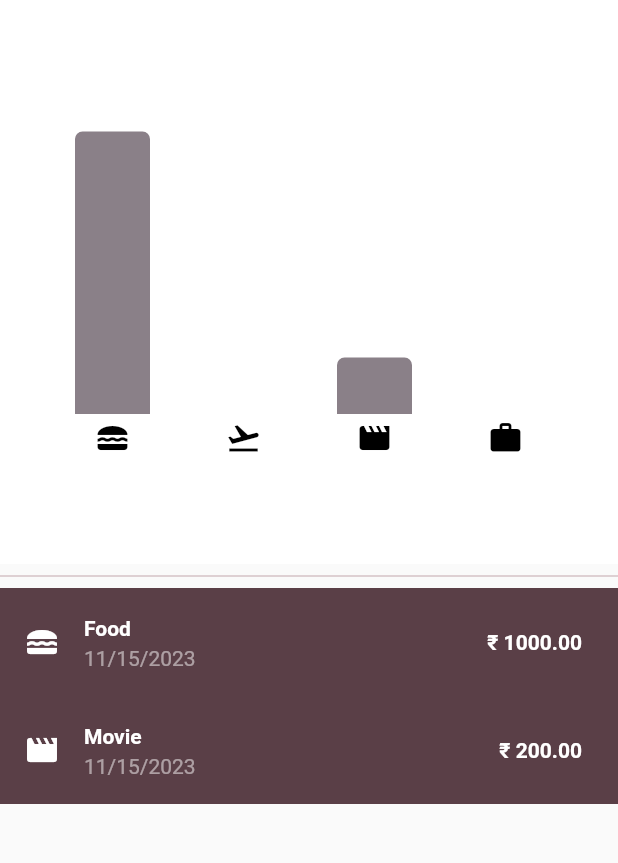
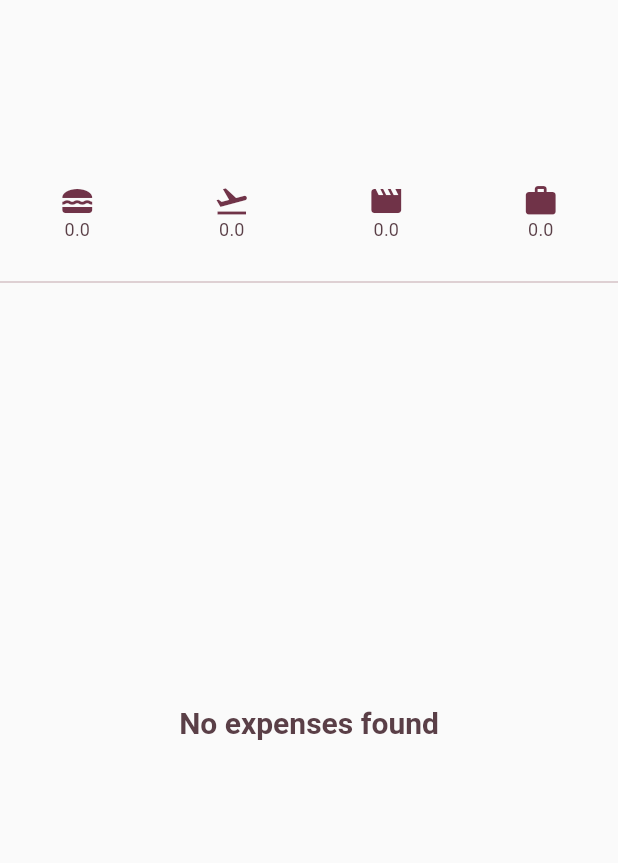
Before and after one commit to WlcmToMyRepo/ExpenseTracker, a Flutter app: the screen it shows after launch, on a phone screen of 412 x 824 dp, the part 84-947 px from its top. Run offline on Flutter 3.47's test engine with Material 2 defaults, Android fonts, the phone set to English and light mode, and no system bars; drawn by our look-alikes of fl_chart.

Commit message:
app done

```diff
--- /dev/null
+++ b/lib/chart/bar.dart
@@ -0,0 +1,31 @@
+import 'package:expense_tracker/models/expense_data.dart';
+import 'package:flutter/material.dart';
+
+class Bar extends StatelessWidget {
+  final double data;
+  const Bar({super.key, required this.data});
+
+  @override
+  Widget build(BuildContext context) {
+    // print(
+    //     "MAX AMOUNT $maxAmount \n TOTAL AMOUNT $totalAmount and value ${totalAmount / maxAmount}");
+    return Expanded(
+        flex: 1,
+        child: Padding(
+          padding: const EdgeInsets.all(8.0),
+          child: FractionallySizedBox(
+            alignment: Alignment.bottomCenter,
+            heightFactor: data,
+            widthFactor: .5,
+            child: DecoratedBox(
+              decoration: BoxDecoration(
+                  color: Theme.of(context).colorScheme.onPrimaryContainer,
+                  borderRadius: const BorderRadius.vertical(
+                    top: Radius.circular(5),
+                    bottom: Radius.zero,
+                  )),
+            ),
+          ),
+        ));
+  }
+}
--- a/lib/chart/bar_chart.dart
+++ b/lib/chart/bar_chart.dart
@@ -1,140 +1,88 @@
-import 'package:expense_tracker/expenses.dart';
-import 'package:expense_tracker/models/chart_data.dart';
+import 'dart:math';
+
+import 'package:expense_tracker/chart/bar.dart';
 import 'package:expense_tracker/models/expense_data.dart';
-import 'package:fl_chart/fl_chart.dart';
 import 'package:flutter/material.dart';
 
-class ChartApp extends StatelessWidget {
+class BarChart extends StatelessWidget {
   final List<ExpenseData> data;
-  const ChartApp({super.key, required this.data});
+  const BarChart({super.key, required this.data});
 
-  double get totalExpense =>
-      data.map((e) => e.amount).reduce((value, element) => value + element);
+  double getBarValue(max, amount) {
+    double value = amount / max;
+    if (value.isNaN) return 0;
+    return value;
+  }
 
-  List<ChartData> get barData {
+  double get maxAmount {
+    return ExpenseBucket(expenses: data).totalExpense;
+  }
+
+  List<ExpenseBucket> get buckets {
     return Category.values
-        .map((e) => ChartData.filterCategory(data, e))
+        .map((cat) => ExpenseBucket.getExpenseFromCategory(cat, data))
         .toList();
   }
 
-  List<BarChartGroupData> get barGroups {
-    final items = barData;
-    List<BarChartGroupData> list = [];
-    for (var i = 0; i < items.length; i++) {
-      list.add(BarChartGroupData(x: i, barRods: [
-        BarChartRodData(
-            toY: items[i].getAmount,
-            width: 50,
-            color: const Color.fromARGB(133, 31, 12, 27),
-            /*gradient: const LinearGradient(
-              colors: [
-                Color.fromARGB(0, 34, 2, 12),
-                Color.fromARGB(0, 32, 3, 12),
-              ],
-              begin: Alignment.bottomCenter,
-              end: Alignment.topCenter,
-            ),*/
-            borderRadius: const BorderRadius.vertical(
-                bottom: Radius.zero, top: Radius.circular(5))),
-      ]));
-    }
-    return list;
-  }
-
-  Widget getTitles(double value, TitleMeta meta) {
-    var icon;
-    switch (value.toInt()) {
-      case 0:
-        icon = catergoryIcons[Category.food];
-        break;
-      case 1:
-        icon = catergoryIcons[Category.travel];
-        break;
-      case 2:
-        icon = catergoryIcons[Category.leisure];
-      case 3:
-        icon = catergoryIcons[Category.work];
-        break;
-      default:
-        icon = '';
-        break;
-    }
-    return SideTitleWidget(
-      axisSide: meta.axisSide,
-      space: 4,
-      child: Icon(
-        icon,
-        color: Colors.black,
-      ),
+  Widget getText(BuildContext context, String text) {
+    return Text(
+      text,
+      textAlign: TextAlign.center,
+      style: Theme.of(context).textTheme.titleSmall,
     );
   }
 
-  FlTitlesData get titlesData => FlTitlesData(
-        show: true,
-        bottomTitles: AxisTitles(
-          sideTitles: SideTitles(
-            showTitles: true,
-            reservedSize: 50,
-            getTitlesWidget: getTitles,
-          ),
-        ),
-        leftTitles: const AxisTitles(
-          sideTitles: SideTitles(showTitles: false),
-        ),
-        topTitles: const AxisTitles(
-          sideTitles: SideTitles(showTitles: false),
-        ),
-        rightTitles: const AxisTitles(
-          sideTitles: SideTitles(showTitles: false),
-        ),
-      );
+  Widget getIcon(BuildContext context, iconData) {
+    return Icon(
+      iconData,
+      color: Theme.of(context).colorScheme.onPrimaryContainer,
+    );
+  }
 
   @override
   Widget build(BuildContext context) {
-    // dynamic x = barData;
-    // print("THIS WILL DISPLAY $x");
-    return Scaffold(
-      body: SafeArea(
-        child: Container(
-          padding: const EdgeInsets.all(50),
-          decoration: BoxDecoration(
-            color: Theme.of(context).colorScheme.onSecondary,
-            // borderRadius: const BorderRadius.all(Radius.circular(50)),
-            /*gradient: LinearGradient(
-                colors: [
-                  Colors.white,
-                  Colors.white70,
-                ],
-                begin: Alignment.bottomCenter,
-                end: Alignment.topCenter,
-              ),*/
-          ),
-          child: BarChart(
-            BarChartData(
-              borderData: FlBorderData(show: false),
-              titlesData: titlesData,
-              gridData: const FlGridData(
-                show: false,
-                drawHorizontalLine: false,
-              ),
-              maxY: totalExpense,
-              alignment: BarChartAlignment.spaceBetween,
-              barGroups: barGroups,
-
-              /*barData
-                    .map(
-                      (bar) => BarChartGroupData(x: , barsSpace: 5, barRods: [
-                        BarChartRodData(
-                          width: 50,
-                          toY: bar.getAmount,
-                          color: Colors.black,
-                        ),
-                      ]),
-                    )
-                    .toList(),*/
+    double maxexp = maxAmount;
+    return Container(
+      padding: const EdgeInsets.only(bottom: 20),
+      height: 180,
+      // decoration:
+      //     BoxDecoration(border: Border.all(width: 2, color: Colors.red)),
+      width: double.infinity,
+      child: Column(
+        mainAxisAlignment: MainAxisAlignment.end,
+        children: [
+          Expanded(
+            flex: 1,
+            child: Row(
+              crossAxisAlignment: CrossAxisAlignment.end,
+              children: buckets
+                  .map((e) => Bar(data: getBarValue(maxexp, e.totalExpense)))
+                  .toList(),
             ),
           ),
-        ),
+          Expanded(
+            flex: 0,
+            child: Row(
+              mainAxisAlignment: MainAxisAlignment.spaceAround,
+              children: [
+                getIcon(context, catergoryIcons[Category.food]),
+                getIcon(context, catergoryIcons[Category.travel]),
+                getIcon(context, catergoryIcons[Category.leisure]),
+                getIcon(context, catergoryIcons[Category.work]),
+              ],
+            ),
+          ),
+          Expanded(
+            flex: 0,
+            child: Row(
+              mainAxisAlignment: MainAxisAlignment.spaceAround,
+              children: buckets
+                  .map((bucket) =>
+                      getText(context, bucket.totalExpense.toString()))
+                  .toList(),
+            ),
+          ),
+        ],
       ),
     );
   }
--- a/lib/expenses.dart
+++ b/lib/expenses.dart
@@ -13,18 +13,7 @@ class Expenses extends StatefulWidget {
 }
 
 class _ExpensesState extends State<Expenses> {
-  final List<ExpenseData> expenseData = [
-    ExpenseData(
-        title: "Food",
-        amount: 1000,
-        date: DateTime.now(),
-        category: Category.food),
-    ExpenseData(
-        title: "Movie",
-        amount: 200,
-        date: DateTime.now(),
-        category: Category.leisure),
-  ];
+  final List<ExpenseData> expenseData = [];
 
   void _openAddExpenseOverlay() {
     showModalBottomSheet(
@@ -83,8 +72,9 @@ class _ExpensesState extends State<Expenses> {
         ],
       ),
       body: Column(
+        mainAxisAlignment: MainAxisAlignment.start,
         children: [
-          Expanded(child: ChartApp(data: expenseData)),
+          BarChart(data: expenseData),
           const Divider(),
           Expanded(child: content),
         ],
--- a/lib/models/chart_data.dart
+++ b/lib/models/chart_data.dart
@@ -9,14 +9,4 @@ class ChartData {
   ChartData.filterCategory(List<ExpenseData> expenses, this.category)
       : data =
             expenses.where((element) => element.category == category).toList();
-
-  double get getAmount {
-    try {
-      return data
-          .map((e) => e.amount)
-          .reduce((amount, total) => total + amount);
-    } catch (e) {
-      return 0;
-    }
-  }
 }
--- a/lib/models/expense_data.dart
+++ b/lib/models/expense_data.dart
@@ -1,5 +1,4 @@
 import 'package:flutter/material.dart';
-import 'package:flutter/widgets.dart';
 import 'package:intl/intl.dart';
 import 'package:uuid/uuid.dart';
 
@@ -39,3 +38,22 @@ class ExpenseData {
     return formatter.format(date);
   }
 }
+
+class ExpenseBucket {
+  final Category? category;
+  final List<ExpenseData> expenses;
+
+  ExpenseBucket({this.category, required this.expenses});
+
+  ExpenseBucket.getExpenseFromCategory(this.category, List<ExpenseData> data)
+      : expenses =
+            data.where((expense) => expense.category == category).toList();
+
+  double get totalExpense {
+    double sum = 0;
+    for (final exp in expenses) {
+      sum += exp.amount;
+    }
+    return sum;
+  }
+}
```
